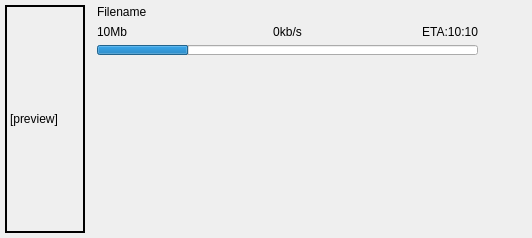
This is src/chatlog/content/filetransferwidget.ui in qTox/qTox as Qt 5 draws it before an edit. The edited form follows.
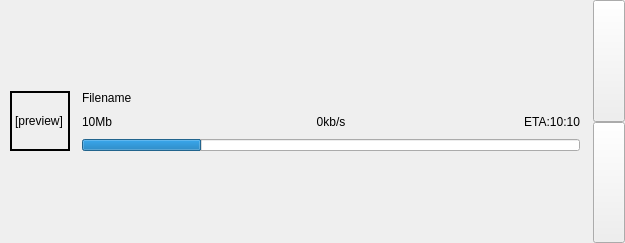
This is the edited form. Icons and pictures are not drawn. Custom widgets are drawn as their Qt base class.

```diff
--- a/src/chatlog/content/filetransferwidget.ui
+++ b/src/chatlog/content/filetransferwidget.ui
@@ -6,14 +6,14 @@
    <rect>
     <x>0</x>
     <y>0</y>
-    <width>532</width>
-    <height>238</height>
+    <width>625</width>
+    <height>243</height>
    </rect>
   </property>
   <property name="windowTitle">
    <string>Form</string>
   </property>
-  <layout class="QHBoxLayout" name="mainHorizontalLayout">
+  <layout class="QHBoxLayout" name="horizontalLayout_2">
    <property name="spacing">
     <number>0</number>
    </property>
@@ -49,49 +49,57 @@
      <property name="lineWidth">
       <number>0</number>
      </property>
-     <layout class="QHBoxLayout" name="horizontalLayout_2">
+     <layout class="QHBoxLayout" name="horizontalLayout">
       <property name="spacing">
-       <number>6</number>
+       <number>0</number>
       </property>
       <property name="leftMargin">
-       <number>5</number>
+       <number>0</number>
       </property>
       <property name="topMargin">
-       <number>5</number>
+       <number>0</number>
       </property>
       <property name="rightMargin">
-       <number>2</number>
+       <number>0</number>
       </property>
       <property name="bottomMargin">
-       <number>5</number>
+       <number>0</number>
       </property>
       <item>
-       <widget class="QLabel" name="previewLabel">
-        <property name="minimumSize">
-         <size>
-          <width>80</width>
-          <height>0</height>
-         </size>
+       <layout class="QGridLayout" name="gridLayout_3" rowstretch="1,0,1">
+        <property name="leftMargin">
+         <number>10</number>
         </property>
-        <property name="maximumSize">
-         <size>
-          <width>80</width>
-          <height>16777215</height>
-         </size>
+        <property name="rightMargin">
+         <number>6</number>
         </property>
-        <property name="frameShape">
-         <enum>QFrame::Box</enum>
+        <property name="bottomMargin">
+         <number>0</number>
         </property>
-        <property name="lineWidth">
-         <number>2</number>
+        <property name="horizontalSpacing">
+         <number>6</number>
         </property>
-        <property name="text">
-         <string>[preview]</string>
+        <property name="verticalSpacing">
+         <number>0</number>
         </property>
-       </widget>
-      </item>
-      <item>
-       <layout class="QVBoxLayout" name="verticalLayout_2" stretch="0,0,0,0">
+        <item row="0" column="1">
+         <spacer name="verticalSpacer_2">
+          <property name="orientation">
+           <enum>Qt::Vertical</enum>
+          </property>
+          <property name="sizeHint" stdset="0">
+           <size>
+            <width>20</width>
+            <height>40</height>
+           </size>
+          </property>
+         </spacer>
+        </item>
+        <item row="1" column="1">
+         <layout class="QGridLayout" name="gridLayout_2">
+          <property name="sizeConstraint">
+           <enum>QLayout::SetDefaultConstraint</enum>
+          </property>
         <property name="leftMargin">
          <number>6</number>
         </property>
@@ -104,20 +112,13 @@
         <property name="bottomMargin">
          <number>0</number>
         </property>
-        <item>
-         <widget class="CroppingLabel" name="filenameLabel">
-          <property name="sizePolicy">
-           <sizepolicy hsizetype="Expanding" vsizetype="Preferred">
-            <horstretch>0</horstretch>
-            <verstretch>0</verstretch>
-           </sizepolicy>
+          <property name="horizontalSpacing">
+           <number>6</number>
           </property>
-          <property name="text">
-           <string>Filename</string>
+          <property name="verticalSpacing">
+           <number>3</number>
           </property>
-         </widget>
-        </item>
-        <item>
+          <item row="1" column="0">
          <widget class="QWidget" name="statusWidget" native="true">
           <layout class="QHBoxLayout" name="_2">
            <property name="spacing">
@@ -186,12 +187,12 @@
           </layout>
          </widget>
         </item>
-        <item>
+          <item row="2" column="0">
          <widget class="QProgressBar" name="progressBar">
           <property name="maximumSize">
            <size>
             <width>16777215</width>
-            <height>10</height>
+              <height>12</height>
            </size>
           </property>
           <property name="styleSheet">
@@ -211,8 +212,96 @@
           </property>
          </widget>
         </item>
-        <item>
-         <spacer name="verticalSpacer_2">
+          <item row="0" column="0">
+           <widget class="CroppingLabel" name="filenameLabel">
+            <property name="sizePolicy">
+             <sizepolicy hsizetype="Expanding" vsizetype="Preferred">
+              <horstretch>0</horstretch>
+              <verstretch>0</verstretch>
+             </sizepolicy>
+            </property>
+            <property name="text">
+             <string>Filename</string>
+            </property>
+           </widget>
+          </item>
+          <item row="0" column="1">
+           <spacer name="verticalSpacer_5">
+            <property name="orientation">
+             <enum>Qt::Vertical</enum>
+            </property>
+            <property name="sizeHint" stdset="0">
+             <size>
+              <width>1</width>
+              <height>20</height>
+             </size>
+            </property>
+           </spacer>
+          </item>
+          <item row="1" column="1">
+           <spacer name="verticalSpacer_6">
+            <property name="orientation">
+             <enum>Qt::Vertical</enum>
+            </property>
+            <property name="sizeHint" stdset="0">
+             <size>
+              <width>1</width>
+              <height>21</height>
+             </size>
+            </property>
+           </spacer>
+          </item>
+          <item row="2" column="1">
+           <spacer name="verticalSpacer_7">
+            <property name="orientation">
+             <enum>Qt::Vertical</enum>
+            </property>
+            <property name="sizeType">
+             <enum>QSizePolicy::Preferred</enum>
+            </property>
+            <property name="sizeHint" stdset="0">
+             <size>
+              <width>1</width>
+              <height>20</height>
+             </size>
+            </property>
+           </spacer>
+          </item>
+         </layout>
+        </item>
+        <item row="1" column="0">
+         <widget class="QLabel" name="previewLabel">
+          <property name="sizePolicy">
+           <sizepolicy hsizetype="Fixed" vsizetype="Fixed">
+            <horstretch>0</horstretch>
+            <verstretch>0</verstretch>
+           </sizepolicy>
+          </property>
+          <property name="minimumSize">
+           <size>
+            <width>60</width>
+            <height>60</height>
+           </size>
+          </property>
+          <property name="maximumSize">
+           <size>
+            <width>60</width>
+            <height>60</height>
+           </size>
+          </property>
+          <property name="frameShape">
+           <enum>QFrame::Box</enum>
+          </property>
+          <property name="lineWidth">
+           <number>2</number>
+          </property>
+          <property name="text">
+           <string>[preview]</string>
+          </property>
+         </widget>
+        </item>
+        <item row="2" column="1">
+         <spacer name="verticalSpacer">
           <property name="orientation">
            <enum>Qt::Vertical</enum>
           </property>
@@ -228,10 +317,7 @@
       </item>
       <item>
        <widget class="QWidget" name="buttonWidget" native="true">
-        <layout class="QVBoxLayout" name="verticalLayout">
-         <property name="spacing">
-          <number>0</number>
-         </property>
+        <layout class="QGridLayout" name="gridLayout">
          <property name="leftMargin">
           <number>0</number>
          </property>
@@ -244,58 +330,90 @@
          <property name="bottomMargin">
           <number>0</number>
          </property>
-         <item>
-          <widget class="QPushButton" name="topButton">
-           <property name="sizePolicy">
-            <sizepolicy hsizetype="Minimum" vsizetype="Fixed">
-             <horstretch>0</horstretch>
-             <verstretch>0</verstretch>
-            </sizepolicy>
-           </property>
-           <property name="text">
-            <string/>
-           </property>
-           <property name="iconSize">
-            <size>
-             <width>32</width>
-             <height>32</height>
-            </size>
-           </property>
-           <property name="flat">
-            <bool>true</bool>
-           </property>
-          </widget>
-         </item>
-         <item>
+         <property name="spacing">
+          <number>0</number>
+         </property>
+         <item row="1" column="0">
           <widget class="QPushButton" name="bottomButton">
            <property name="sizePolicy">
-            <sizepolicy hsizetype="Minimum" vsizetype="Fixed">
+            <sizepolicy hsizetype="Minimum" vsizetype="Expanding">
              <horstretch>0</horstretch>
              <verstretch>0</verstretch>
             </sizepolicy>
            </property>
+           <property name="maximumSize">
+            <size>
+             <width>32</width>
+             <height>16777215</height>
+            </size>
+           </property>
+           <property name="cursor">
+            <cursorShape>PointingHandCursor</cursorShape>
+           </property>
            <property name="text">
             <string/>
            </property>
            <property name="iconSize">
             <size>
              <width>32</width>
-             <height>32</height>
+             <height>18</height>
             </size>
            </property>
-           <property name="flat">
-            <bool>true</bool>
+          </widget>
+         </item>
+         <item row="0" column="0">
+          <widget class="QPushButton" name="topButton">
+           <property name="sizePolicy">
+            <sizepolicy hsizetype="Minimum" vsizetype="Expanding">
+             <horstretch>0</horstretch>
+             <verstretch>0</verstretch>
+            </sizepolicy>
            </property>
+           <property name="maximumSize">
+            <size>
+             <width>32</width>
+             <height>16777215</height>
+            </size>
+           </property>
+           <property name="cursor">
+            <cursorShape>PointingHandCursor</cursorShape>
+           </property>
+           <property name="text">
+            <string/>
+           </property>
+           <property name="icon">
+            <iconset resource="../../../res.qrc">
+             <normaloff>:/ui/fileTransferInstance/no.svg</normaloff>:/ui/fileTransferInstance/no.svg</iconset>
+           </property>
+           <property name="iconSize">
+            <size>
+             <width>32</width>
+             <height>18</height>
+            </size>
+           </property>
           </widget>
          </item>
-         <item>
+         <item row="0" column="1">
+          <spacer name="verticalSpacer_3">
+           <property name="orientation">
+            <enum>Qt::Vertical</enum>
+           </property>
+           <property name="sizeHint" stdset="0">
+            <size>
+             <width>0</width>
+             <height>40</height>
+            </size>
+           </property>
+          </spacer>
+         </item>
+         <item row="1" column="1">
           <spacer name="verticalSpacer_4">
            <property name="orientation">
             <enum>Qt::Vertical</enum>
            </property>
            <property name="sizeHint" stdset="0">
             <size>
-             <width>20</width>
+             <width>0</width>
              <height>40</height>
             </size>
            </property>
```
Left out of the diff: 8 changed lines with no effect on the pictures. Lines whose indentation alone changed are shown as unchanged.
